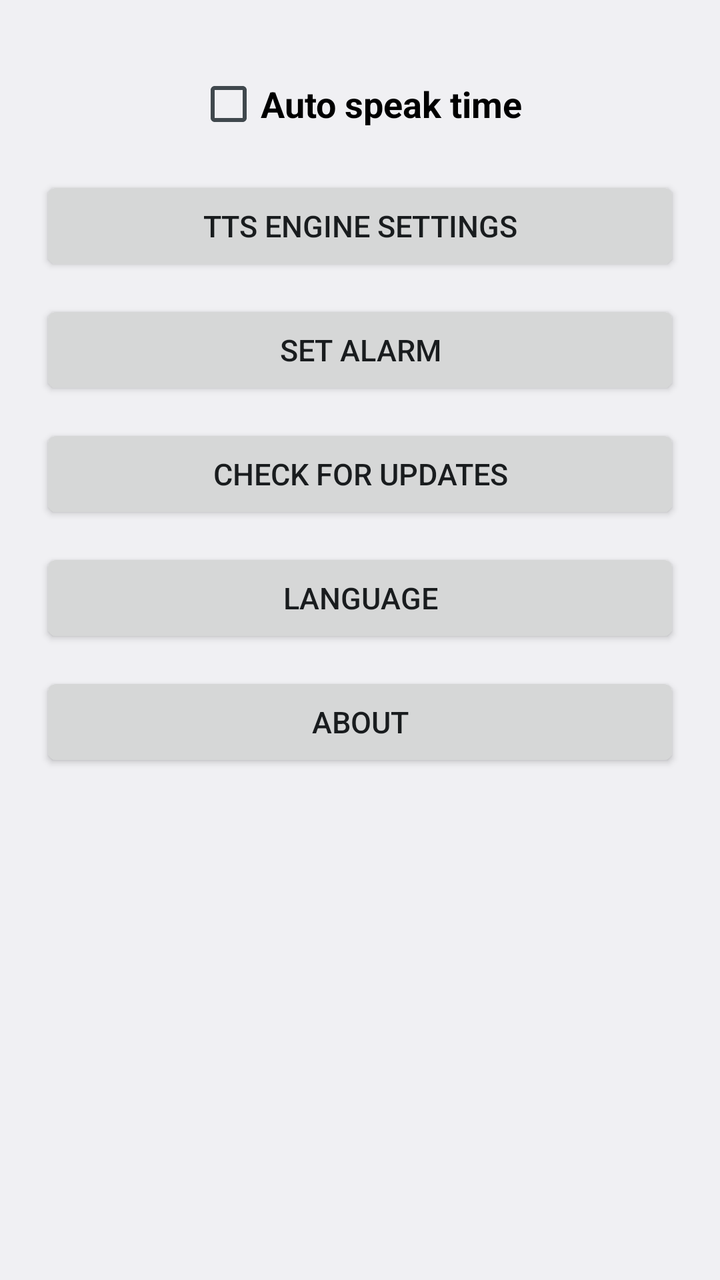
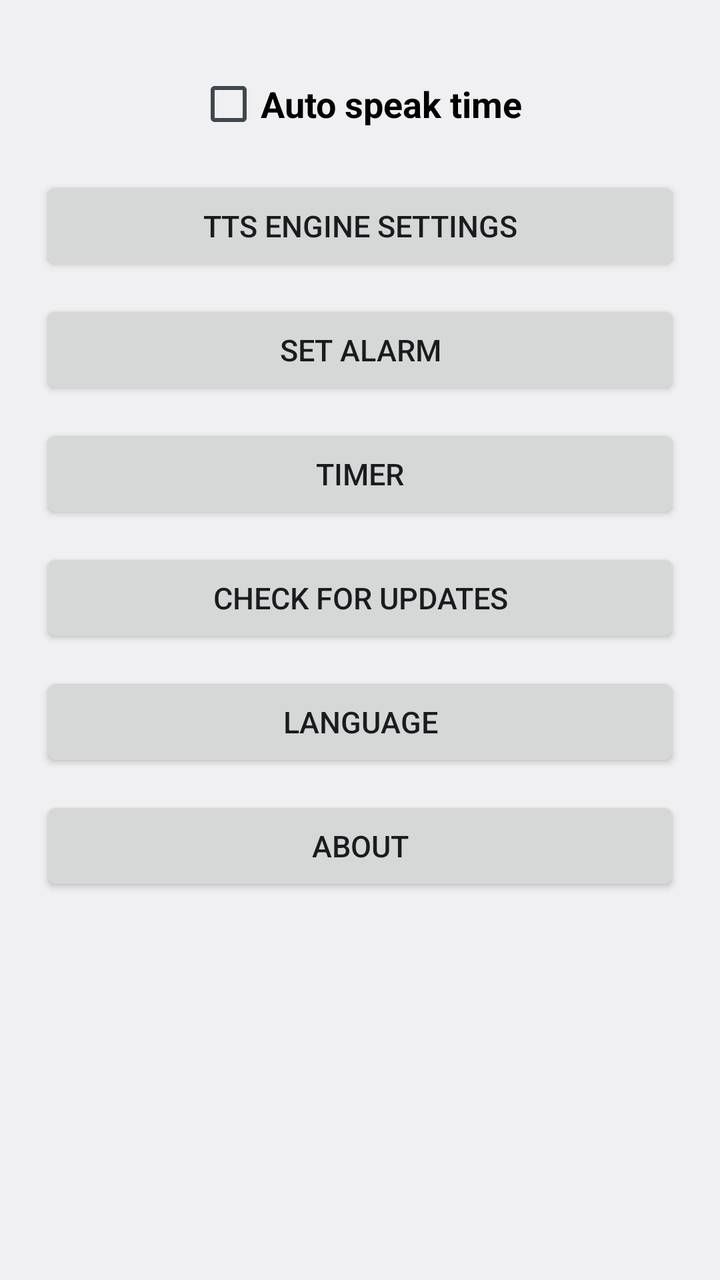

Before-and-after screenshots of an Android layout around one commit, followed by the original layout XML and the change that was made.
<!-- AndroidManifest.xml: application theme android:Theme.DeviceDefault.Light -->
<!-- res/layout/activity_main.xml -->
<?xml version="1.0" encoding="utf-8"?>
<ScrollView xmlns:android="http://schemas.android.com/apk/res/android"
    android:layout_width="match_parent"
    android:layout_height="match_parent">

    <LinearLayout
        android:layout_width="match_parent"
        android:layout_height="wrap_content"
        android:orientation="vertical"
        android:gravity="center_horizontal"
        android:padding="20dp">

        <CheckBox
            android:id="@+id/chkAutoSpeak"
            android:layout_width="wrap_content"
            android:layout_height="wrap_content"
            android:text="@string/chk_auto_speak"
            android:textSize="18sp"
            android:textStyle="bold"
            android:layout_marginTop="16dp"
            android:layout_marginBottom="20dp" />

        <Button
            android:id="@+id/btnInterval"
            android:layout_width="match_parent"
            android:layout_height="50dp"
            android:text="@string/dialog_interval_title"
            android:textSize="15sp"
            android:layout_marginBottom="12dp"
            android:visibility="gone" />

        <Button
            android:id="@+id/btnHours"
            android:layout_width="match_parent"
            android:layout_height="50dp"
            android:text="@string/dialog_hours_title"
            android:textSize="15sp"
            android:layout_marginBottom="12dp"
            android:visibility="gone" />

        <CheckBox
            android:id="@+id/chkPlaySound"
            android:layout_width="wrap_content"
            android:layout_height="wrap_content"
            android:text="@string/chk_play_sound"
            android:textSize="16sp"
            android:textStyle="bold"
            android:layout_marginBottom="12dp"
            android:visibility="gone" />

        <Button
            android:id="@+id/btnSelectSound"
            android:layout_width="match_parent"
            android:layout_height="50dp"
            android:text="@string/dialog_sound_title"
            android:textSize="15sp"
            android:layout_marginBottom="12dp"
            android:visibility="gone" />

        <CheckBox
            android:id="@+id/chkAnnounceVibrate"
            android:layout_width="wrap_content"
            android:layout_height="wrap_content"
            android:text="@string/chk_announce_vibrate"
            android:textSize="16sp"
            android:textStyle="bold"
            android:layout_marginBottom="12dp"
            android:visibility="gone" />

        <CheckBox
            android:id="@+id/chkCustomVoice"
            android:layout_width="wrap_content"
            android:layout_height="wrap_content"
            android:text="@string/chk_custom_voice"
            android:textSize="16sp"
            android:textStyle="bold"
            android:layout_marginBottom="12dp"
            android:visibility="gone" />

        <Button
            android:id="@+id/btnCustomVoice"
            android:layout_width="match_parent"
            android:layout_height="50dp"
            android:text="@string/btn_custom_voice"
            android:textSize="15sp"
            android:layout_marginBottom="20dp"
            android:visibility="gone" />

        <Button
            android:id="@+id/btnTtsSettings"
            android:layout_width="match_parent"
            android:layout_height="50dp"
            android:text="@string/btn_tts_settings"
            android:textSize="15sp"
            android:layout_marginBottom="12dp" />

        <Button
            android:id="@+id/btnAlarmList"
            android:layout_width="match_parent"
            android:layout_height="50dp"
            android:text="@string/btn_set_alarm"
            android:textSize="15sp"
            android:layout_marginBottom="12dp" />

        <Button
            android:id="@+id/btnCheckUpdate"
            android:layout_width="match_parent"
            android:layout_height="50dp"
            android:text="@string/btn_check_update"
            android:textSize="15sp"
            android:layout_marginBottom="12dp" />

        <Button
            android:id="@+id/btnLanguage"
            android:layout_width="match_parent"
            android:layout_height="50dp"
            android:text="@string/btn_language"
            android:textSize="15sp"
            android:layout_marginBottom="12dp" />

        <Button
            android:id="@+id/btnAbout"
            android:layout_width="match_parent"
            android:layout_height="50dp"
            android:text="@string/btn_about"
            android:textSize="15sp"
            android:layout_marginBottom="16dp" />

    </LinearLayout>
</ScrollView>
<!-- resources referenced by this layout -->
<resources>
  <string name="btn_about">About</string>
  <string name="btn_check_update">Check for updates</string>
  <string name="btn_custom_voice">Custom voice announcement</string>
  <string name="btn_language">Language</string>
  <string name="btn_set_alarm">Set alarm</string>
  <string name="btn_tts_settings">TTS engine settings</string>
  <string name="chk_announce_vibrate">Vibrate with announcement</string>
  <string name="chk_auto_speak">Auto speak time</string>
  <string name="chk_custom_voice">Use custom voice announcement</string>
  <string name="chk_play_sound">Play sound with announcement</string>
  <string name="dialog_hours_title">Hours to announce</string>
  <string name="dialog_interval_title">Announcement interval</string>
  <string name="dialog_sound_title">Select announcement sound</string>
</resources>

<!-- the commit's change to res/layout/activity_main.xml (unified diff, before → after) -->
@@ -103,6 +103,14 @@
             android:layout_marginBottom="12dp" />
 
         <Button
+            android:id="@+id/btnTimerList"
+            android:layout_width="match_parent"
+            android:layout_height="50dp"
+            android:text="@string/btn_timer"
+            android:textSize="15sp"
+            android:layout_marginBottom="12dp" />
+
+        <Button
             android:id="@+id/btnCheckUpdate"
             android:layout_width="match_parent"
             android:layout_height="50dp"
<!-- resource entries referenced after the edit -->
@@ -5,6 +5,7 @@
   <string name="btn_custom_voice">Custom voice announcement</string>
   <string name="btn_language">Language</string>
   <string name="btn_set_alarm">Set alarm</string>
+  <string name="btn_timer">Timer</string>
   <string name="btn_tts_settings">TTS engine settings</string>
   <string name="chk_announce_vibrate">Vibrate with announcement</string>
   <string name="chk_auto_speak">Auto speak time</string>
